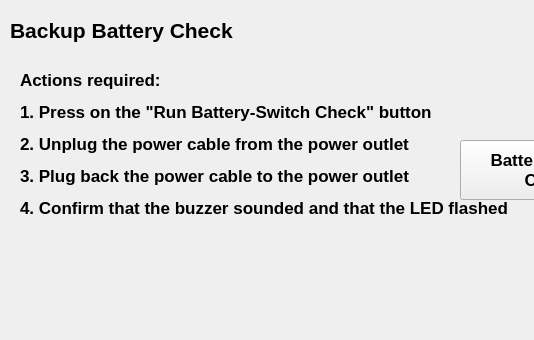
fmselab/mvm-gui, file gui/selftest/selftest.ui: the form before one commit; both pictures show x 0 to 534 and y 0 to 340 of the 800 by 340 pixel window.
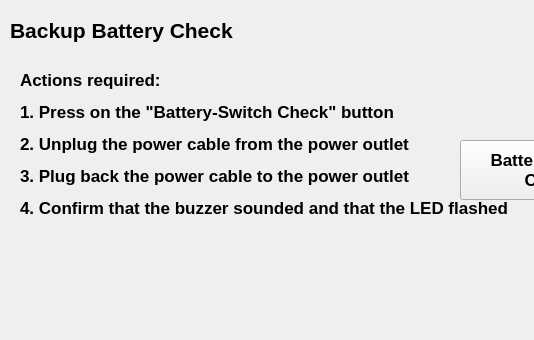
The form after the commit. The open tabs and pages were chosen to show the change.

Patch:
```diff
--- a/gui/selftest/selftest.ui
+++ b/gui/selftest/selftest.ui
@@ -315,7 +315,7 @@
       </font>
      </property>
      <property name="text">
-      <string>&lt;html&gt;&lt;head/&gt;&lt;body&gt;&lt;p&gt;Actions required:&lt;/p&gt;&lt;p&gt;1. Press on the &amp;quot;Run Battery-Switch Check&amp;quot; button&lt;/p&gt;&lt;p&gt;2. Unplug the power cable from the power outlet&lt;/p&gt;&lt;p&gt;3. Plug back the power cable to the power outlet&lt;/p&gt;&lt;p&gt;4. Confirm that the buzzer sounded and that the LED flashed&lt;/p&gt;&lt;/body&gt;&lt;/html&gt;</string>
+      <string>&lt;html&gt;&lt;head/&gt;&lt;body&gt;&lt;p&gt;Actions required:&lt;/p&gt;&lt;p&gt;1. Press on the &amp;quot;Battery-Switch Check&amp;quot; button&lt;/p&gt;&lt;p&gt;2. Unplug the power cable from the power outlet&lt;/p&gt;&lt;p&gt;3. Plug back the power cable to the power outlet&lt;/p&gt;&lt;p&gt;4. Confirm that the buzzer sounded and that the LED flashed&lt;/p&gt;&lt;/body&gt;&lt;/html&gt;</string>
      </property>
      <property name="alignment">
       <set>Qt::AlignLeading|Qt::AlignLeft|Qt::AlignTop</set>
```
